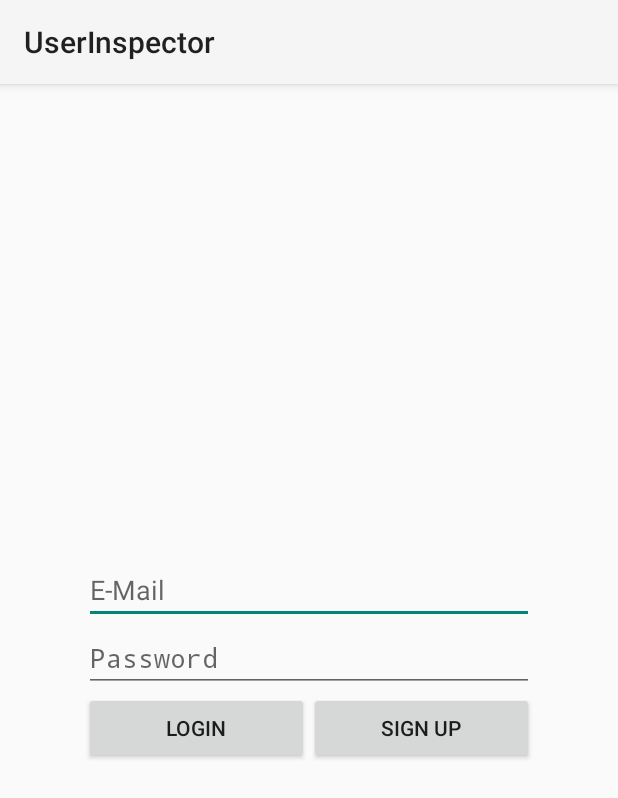
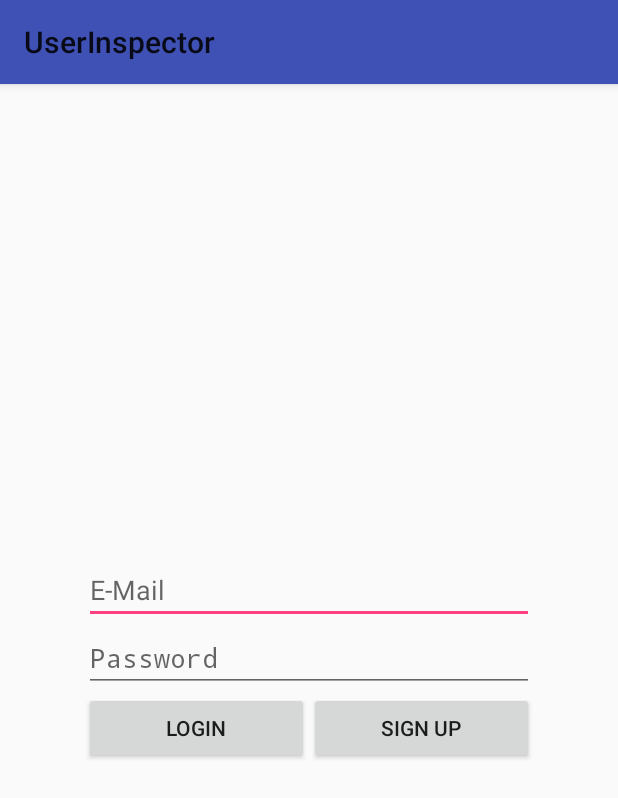
Before and after one commit to mmironov/fmiParse, an Android app: the screen it shows after launch (MainActivity), on a phone screen of 412 x 824 dp. Shown: the top 798 px of the screen. Run offline under Robolectric (Android 15) with nearby library versions, the phone set to English and light mode, and no system bars.

Commit message:
Added the Material styles to values-v21.

```diff
--- a/app/src/main/res/values-v21/styles.xml
+++ b/app/src/main/res/values-v21/styles.xml
@@ -1,5 +1,11 @@
 <?xml version="1.0" encoding="utf-8"?>
 <resources>
+
+    <!-- Base application theme. -->
     <style name="AppTheme" parent="android:Theme.Material.Light">
+        <item name="android:colorPrimary">@color/primary</item>
+        <item name="android:colorPrimaryDark">@color/primary_dark</item>
+        <item name="android:colorAccent">@color/accent</item>
+
     </style>
 </resources>
```
